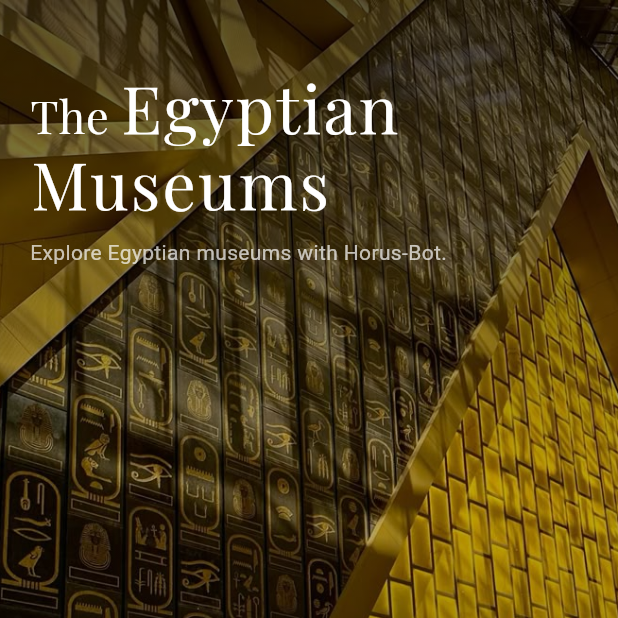
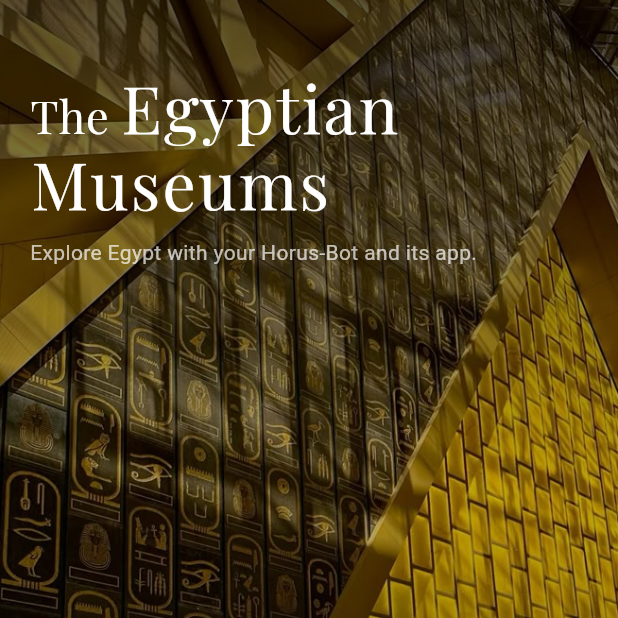
Before and after one commit to Farida-Waheed/museum_app, a Flutter app: the IntroScreen screen opened directly, on a phone screen of 412 x 824 dp, the top half of it. Run offline on Flutter 3.47's test engine with Material 3 defaults, Android fonts, the phone set to English and light mode, and no system bars; our stand-ins replace audioplayers, permission_handler, shared_preferences; missing offline and left inert: mobile_scanner; accounts and stored records are empty; project files that could hold a hidden picture were left out.

Commit message:
Revert "Merge pull request #40 from Farida-Waheed"
This reverts commit ed67e4f09d4ecfd6f04e71ddcd720c6b3ca17530, reversing
changes made to b83d765bad60ed6ef5754ada2d0d9ad63bca1b17.

```diff
--- a/lib/main.dart
+++ b/lib/main.dart
@@ -13,13 +13,10 @@ Future<void> main() async {
   await initializeDateFormatting('en', null);
   await initializeDateFormatting('ar', null);
 
-  final userPreferences = UserPreferencesModel();
-  await userPreferences.init();
-
   runApp(
     MultiProvider(
       providers: [
-        ChangeNotifierProvider.value(value: userPreferences),
+        ChangeNotifierProvider(create: (_) => UserPreferencesModel()),
         ChangeNotifierProvider(create: (_) => ExhibitProvider()),
         ChangeNotifierProvider(create: (_) => TourProvider()),
       ],
--- a/lib/screens/intro/intro_screen.dart
+++ b/lib/screens/intro/intro_screen.dart
@@ -2,7 +2,6 @@ import 'package:flutter/material.dart';
 import 'package:provider/provider.dart';
 
 import '../../app/router.dart';
-import '../../l10n/app_localizations.dart';
 import '../../models/user_preferences.dart';
 import '../onboarding/onboarding_screen.dart';
 
@@ -49,9 +48,6 @@ class _IntroScreenState extends State<IntroScreen>
 
       final prefs = Provider.of<UserPreferencesModel>(context, listen: false);
 
-      // logic:
-      // First launch (hasCompletedOnboarding is false) -> Onboarding
-      // Returning launch (hasCompletedOnboarding is true) -> Home
       if (prefs.hasCompletedOnboarding) {
         Navigator.pushReplacementNamed(context, AppRoutes.mainHome);
       } else {
@@ -84,9 +80,6 @@ class _IntroScreenState extends State<IntroScreen>
 
   @override
   Widget build(BuildContext context) {
-    final l10n = AppLocalizations.of(context)!;
-    final isArabic = Localizations.localeOf(context).languageCode == 'ar';
-
     const String fontFamily = 'Playfair Display';
 
     const TextStyle smallTheStyle = TextStyle(
@@ -111,40 +104,6 @@ class _IntroScreenState extends State<IntroScreen>
       fontSize: 14,
       fontWeight: FontWeight.w400,
     );
-
-    // Logic to split the title elegantly while maintaining the cinematic style
-    final titleParts = l10n.introTitle.split(' ');
-    Widget titleWidget;
-
-    if (!isArabic && titleParts.length >= 3) {
-      // English cinematic style: "The" (small) "Egyptian" (large) \n "Museums" (large)
-      titleWidget = Column(
-        crossAxisAlignment: CrossAxisAlignment.start,
-        children: [
-          RichText(
-            text: TextSpan(
-              style: mainTitleStyle,
-              children: [
-                TextSpan(text: '${titleParts[0]} ', style: smallTheStyle),
-                TextSpan(text: titleParts[1]),
-              ],
-            ),
-          ),
-          Text(titleParts.sublist(2).join(' '), style: mainTitleStyle),
-        ],
-      );
-    } else if (titleParts.length >= 2) {
-      // Generic split for other cases/languages (e.g. Arabic)
-      titleWidget = Column(
-        crossAxisAlignment: CrossAxisAlignment.start,
-        children: [
-          Text(titleParts[0], style: mainTitleStyle),
-          Text(titleParts.sublist(1).join(' '), style: mainTitleStyle),
-        ],
-      );
-    } else {
-      titleWidget = Text(l10n.introTitle, style: mainTitleStyle);
-    }
 
     return Scaffold(
       body: Stack(
@@ -182,10 +141,10 @@ class _IntroScreenState extends State<IntroScreen>
             ),
           ),
 
-          PositionedDirectional(
+          Positioned(
             top: MediaQuery.of(context).padding.top + 50,
-            start: 20,
-            end: 20,
+            left: 20,
+            right: 20,
             child: FadeTransition(
               opacity: _fadeAnimation,
               child: ScaleTransition(
@@ -193,10 +152,19 @@ class _IntroScreenState extends State<IntroScreen>
                 child: Column(
                   crossAxisAlignment: CrossAxisAlignment.start,
                   children: [
-                    titleWidget,
+                    RichText(
+                      text: const TextSpan(
+                        style: mainTitleStyle,
+                        children: <TextSpan>[
+                          TextSpan(text: 'The ', style: smallTheStyle),
+                          TextSpan(text: 'Egyptian'),
+                        ],
+                      ),
+                    ),
+                    const Text('Museums', style: mainTitleStyle),
                     const SizedBox(height: 12),
-                    Text(
-                      l10n.introSubtitle,
+                    const Text(
+                      'Explore Egypt with your Horus-Bot and its app.',
                       style: taglineStyle,
                     ),
                   ],
```
Also changed, not shown: lib/models/user_preferences.dart (+2 -26 lines), lib/screens/onboarding/onboarding_screen.dart (+4 -20 lines).
